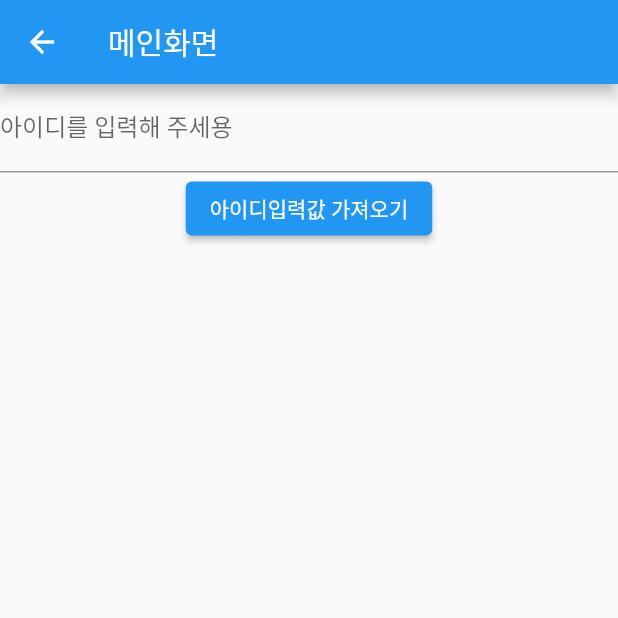
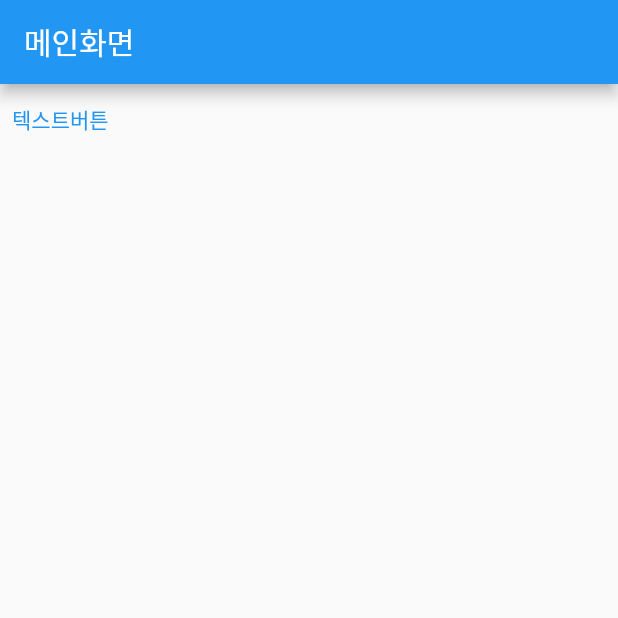
Before and after one commit to KIM-Git-Hub/practice_flutter, a Flutter app: the screen it shows after launch, on a phone screen of 412 x 824 dp, the top half of it. Run offline on Flutter 3.47's test engine with Material 2 defaults, Android fonts, the light colour scheme and no system bars.

Commit message:
practice 10/29

```diff
--- a/lib/screen/main_screen.dart
+++ b/lib/screen/main_screen.dart
@@ -9,22 +9,42 @@ class MainScreen extends StatefulWidget {
 
 class _MainScreenState extends State<MainScreen> {
   //List listHello = ['홍드로이드', '김지영', '김애옹', '레츠고'];
-  TextEditingController idController = TextEditingController();
+  // TextEditingController idController = TextEditingController();
+  //String msg = '이곳에 입력값이 없데이트 됩니다.';
+  // ValueNotifier<int> counter = ValueNotifier<int>(0); //초기값이 0
 
   @override
   Widget build(BuildContext context) {
     return Scaffold(
-      appBar: AppBar(title: Text('메인화면')),
+      appBar: AppBar(title: Text('메인화면'),),
       body: Column(
         children: [
-          TextField(
+          TextButton(onPressed: () {
+            Navigator.pushNamed(context, '/sub', arguments: 'hello'); //화면이동 뿐만 아니라 정보도 넘겨줄수 잇음
+          }, child: Text('텍스트버튼')),
+
+          /*  TextField(
             controller: idController, //사용자가 텍스트 필드에 입력하는 값을 받아낼 수 있더
             decoration: InputDecoration(labelText: '아이디를 입력해 주세용'),
-          ),
-        ElevatedButton(onPressed: () {
-          // 클릭시 동장 구현
-          print(idController.text.toString());
-        }, child: Text('아이디입력값 가져오기'))],
+          )*/
+          /* ElevatedButton(onPressed: () {
+
+            counter.value = 30;
+
+
+            // 클릭시 동장 구현
+           /* setState(() {
+              //위젯 업데이트
+              //setState 밖에 써둬도 업데이트는 되는데 아예 전체를 업데이트 해버리기 때문에 효율적으로 쓸려면 알잘딱 하자
+             msg = idController.text.toString();
+            });*/
+
+          }, child: Text('아이디입력값 가져오기')),
+          ValueListenableBuilder<int>(valueListenable: counter, builder: (context, value, child) {
+            return Text('Count: $value' );
+          },),*/
+          //Text(msg, style: TextStyle(fontSize: 30),)
+        ],
       ),
 
       /* body: ListView.builder(
--- a/lib/screen/splash_screen.dart
+++ b/lib/screen/splash_screen.dart
@@ -9,8 +9,9 @@ class SplashScreen extends StatelessWidget {
   Widget build(BuildContext context) {
     Future.delayed(const Duration(seconds: 2), (){
       //화면이동
-      Navigator.pushNamed(context, '/main'); //하지만 이동해도 시작화면이 남아있음 쌓인 구조
+      Navigator.pushReplacementNamed(context, '/main'); //이동해도 시작화면이 안남아있음
     });
+
     return const Scaffold(
       body: Center(
         child: Text('시작화면 입니다.'),
```
Also changed, not shown: lib/main.dart (+13 -0 lines), lib/screen/sub_screen.dart (added, +28 -0 lines).
